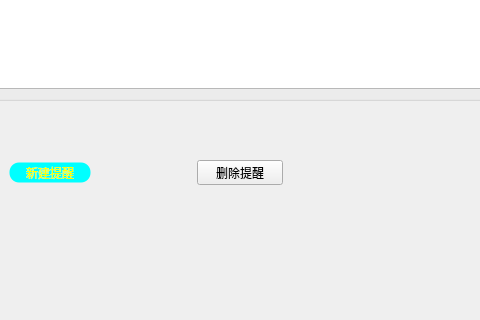
Old version of the form widget_notice.ui in the repository Ruby-Dream/studysoftware; both pictures show x 173 to 653 and y 330 to 650 of the 1000 by 650 pixel window.
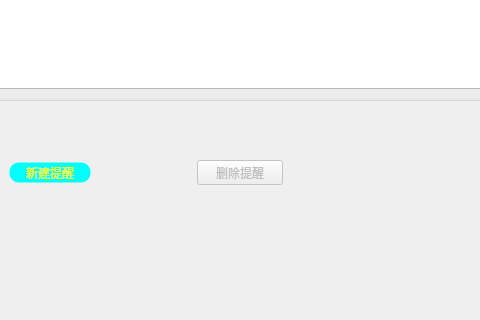
New version of the form.

Commit message: 完善新增事项和删除事项功能，使用自定义代理实现数据库同步

```diff
--- a/widget_notice.ui
+++ b/widget_notice.ui
@@ -34,6 +34,9 @@
    </property>
   </widget>
   <widget class="QPushButton" name="pushButton_2">
+   <property name="enabled">
+    <bool>false</bool>
+   </property>
    <property name="geometry">
     <rect>
      <x>370</x>
```
Left out of the diff: 2 changed lines with no effect on the pictures. The commit also changes 2 other files.
